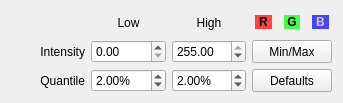
Above: Code/Common/mvdColorBandDynamicsWidget.ui from orfeotoolbox/OTB before the change. Below: the same form after it.
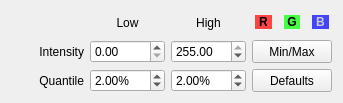
That is the form after the change.

Commit message: ENH: True range is [0,100]

What changed in the file:
```diff
--- a/Code/Common/mvdColorBandDynamicsWidget.ui
+++ b/Code/Common/mvdColorBandDynamicsWidget.ui
@@ -216,6 +216,9 @@
      <property name="suffix">
       <string>%</string>
      </property>
+     <property name="maximum">
+      <double>100.000000000000000</double>
+     </property>
      <property name="singleStep">
       <double>0.100000000000000</double>
      </property>
@@ -241,6 +244,9 @@
      <property name="suffix">
       <string>%</string>
      </property>
+     <property name="maximum">
+      <double>100.000000000000000</double>
+     </property>
      <property name="singleStep">
       <double>0.100000000000000</double>
      </property>
```
